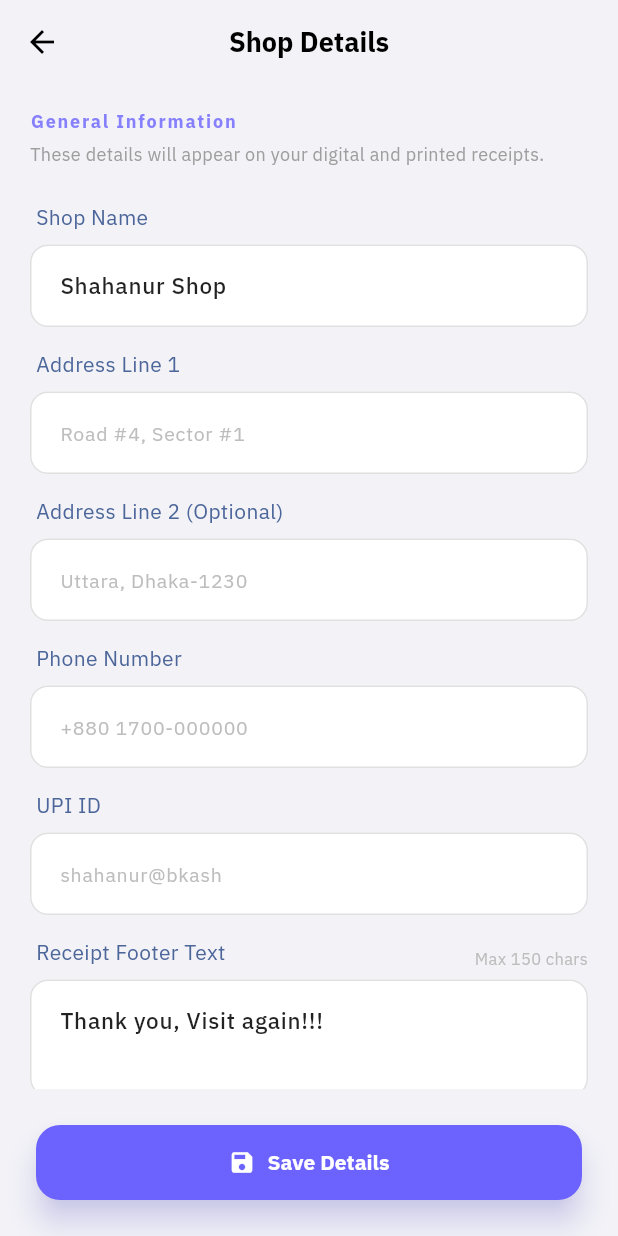
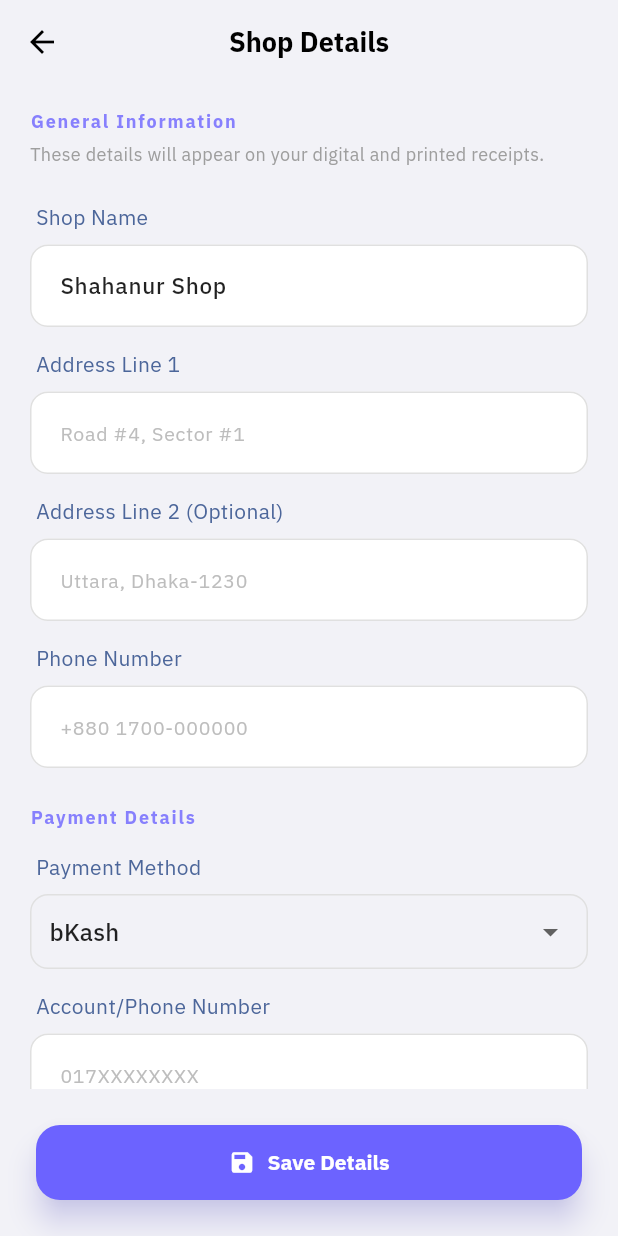
Before and after one commit to shahanuralamofficial/billing_app, a Flutter app: the SettingsPage screen opened by its route, after a tap on "Shop Details", on a phone screen of 412 x 824 dp. Run offline on Flutter 3.47's test engine with Material 3 defaults, Android fonts, the phone set to English and light mode, and no system bars; our stand-ins replace bloc, equatable, flutter_bloc, fpdart, get_it, go_router and 5 more; missing offline and left inert: app_settings, flutter_vibrate, mobile_scanner, print_bluetooth_thermal; accounts and stored records are empty.

Commit message:
feat: migrate UPI payments to mobile financial services (MFS)
Replace the generic UPI payment system with support for specific MFS providers common in Bangladesh (bKash, Nagad, and Rocket).

- **Domain & Data Models**:
    - Set 'bKash' as the default payment method in the repository.

- **Shop Management**:
    - Update `ShopDetailsPage` to include a dropdown for selecting the payment method (bKash, Nagad, Rocket).
    - Replace the UPI ID text field with an account/phone number input field.
    - Implement persistence for the selected MFS provider and number.

- **Checkout & Payments**:
    - Refactor `CheckoutPage` to dynamically generate payment QR codes based on the selected method.
    - Implement `_getQrData` to generate provider-specific deep links (`bkash://`, `nagad://`, `rocket://`) or fall back to a `tel:` link.
    - Update the UI to display the specific payment provider name in the scanning instructions.
    - Clean up layout spacing and remove unused code in the checkout view.

```diff
--- a/lib/features/shop/data/repositories/shop_repository_impl.dart
+++ b/lib/features/shop/data/repositories/shop_repository_impl.dart
@@ -22,7 +22,8 @@ class ShopRepositoryImpl implements ShopRepository {
             addressLine1: '',
             addressLine2: '',
             phoneNumber: '',
-            upiId: '',
+            paymentNumber: '',
+            paymentMethod: 'bKash',
             footerText: 'Thank you, Visit again!!!'));
       }
     } catch (e) {
--- a/lib/features/shop/domain/entities/shop.dart
+++ b/lib/features/shop/domain/entities/shop.dart
@@ -5,7 +5,8 @@ class Shop extends Equatable {
   final String addressLine1;
   final String addressLine2;
   final String phoneNumber;
-  final String upiId;
+  final String paymentNumber;
+  final String paymentMethod; // e.g., 'bKash', 'Nagad', 'Rocket'
   final String footerText;
 
   const Shop({
@@ -13,7 +14,8 @@ class Shop extends Equatable {
     this.addressLine1 = '',
     this.addressLine2 = '',
     this.phoneNumber = '',
-    this.upiId = '',
+    this.paymentNumber = '',
+    this.paymentMethod = 'bKash',
     this.footerText = '',
   });
 
@@ -22,7 +24,8 @@ class Shop extends Equatable {
     String? addressLine1,
     String? addressLine2,
     String? phoneNumber,
-    String? upiId,
+    String? paymentNumber,
+    String? paymentMethod,
     String? footerText,
   }) {
     return Shop(
@@ -30,12 +33,13 @@ class Shop extends Equatable {
       addressLine1: addressLine1 ?? this.addressLine1,
       addressLine2: addressLine2 ?? this.addressLine2,
       phoneNumber: phoneNumber ?? this.phoneNumber,
-      upiId: upiId ?? this.upiId,
+      paymentNumber: paymentNumber ?? this.paymentNumber,
+      paymentMethod: paymentMethod ?? this.paymentMethod,
       footerText: footerText ?? this.footerText,
     );
   }
 
   @override
   List<Object?> get props =>
-      [name, addressLine1, addressLine2, phoneNumber, upiId, footerText];
+      [name, addressLine1, addressLine2, phoneNumber, paymentNumber, paymentMethod, footerText];
 }
--- a/lib/features/shop/presentation/pages/shop_details_page.dart
+++ b/lib/features/shop/presentation/pages/shop_details_page.dart
@@ -21,8 +21,9 @@ class _ShopDetailsPageState extends State<ShopDetailsPage> {
   late TextEditingController _address1Controller;
   late TextEditingController _address2Controller;
   late TextEditingController _phoneController;
-  late TextEditingController _upiController;
+  late TextEditingController _paymentNumberController;
   late TextEditingController _footerController;
+  String _selectedPaymentMethod = 'bKash';
 
   @override
   void initState() {
@@ -31,7 +32,7 @@ class _ShopDetailsPageState extends State<ShopDetailsPage> {
     _address1Controller = TextEditingController();
     _address2Controller = TextEditingController();
     _phoneController = TextEditingController();
-    _upiController = TextEditingController();
+    _paymentNumberController = TextEditingController();
     _footerController = TextEditingController();
 
     // Load shop data
@@ -44,8 +45,11 @@ class _ShopDetailsPageState extends State<ShopDetailsPage> {
       _address1Controller.text = shop.addressLine1;
       _address2Controller.text = shop.addressLine2;
       _phoneController.text = shop.phoneNumber;
-      _upiController.text = shop.upiId;
+      _paymentNumberController.text = shop.paymentNumber;
       _footerController.text = shop.footerText;
+      setState(() {
+        _selectedPaymentMethod = shop.paymentMethod.isNotEmpty ? shop.paymentMethod : 'bKash';
+      });
     }
   }
 
@@ -55,7 +59,7 @@ class _ShopDetailsPageState extends State<ShopDetailsPage> {
     _address1Controller.dispose();
     _address2Controller.dispose();
     _phoneController.dispose();
-    _upiController.dispose();
+    _paymentNumberController.dispose();
     _footerController.dispose();
     super.dispose();
   }
@@ -67,7 +71,8 @@ class _ShopDetailsPageState extends State<ShopDetailsPage> {
         addressLine1: _address1Controller.text,
         addressLine2: _address2Controller.text,
         phoneNumber: _phoneController.text,
-        upiId: _upiController.text,
+        paymentNumber: _paymentNumberController.text,
+        paymentMethod: _selectedPaymentMethod,
         footerText: _footerController.text,
       );
 
@@ -151,13 +156,50 @@ class _ShopDetailsPageState extends State<ShopDetailsPage> {
                       keyboardType: TextInputType.phone,
                       validator: AppValidators.required('Required'),
                     ),
+                    const SizedBox(height: 24),
+                    Text('Payment Details',
+                        style: TextStyle(
+                          fontSize: 12,
+                          fontWeight: FontWeight.bold,
+                          letterSpacing: 1.2,
+                          color: AppTheme.primaryColor.withValues(alpha: 0.8),
+                        )),
                     const SizedBox(height: 15),
-                    const InputLabel(text: 'UPI ID'),
-                    _buildTextField(
-                      controller: _upiController,
-                      hint: 'shahanur@bkash',
+                    const InputLabel(text: 'Payment Method'),
+                    Container(
+                      padding: const EdgeInsets.symmetric(horizontal: 12),
+                      decoration: BoxDecoration(
+                        borderRadius: BorderRadius.circular(12),
+                        border: Border.all(color: Colors.grey[300]!),
+                      ),
+                      child: DropdownButtonHideUnderline(
+                        child: DropdownButton<String>(
+                          value: _selectedPaymentMethod,
+                          isExpanded: true,
+                          items: ['bKash', 'Nagad', 'Rocket']
+                              .map((String value) => DropdownMenuItem<String>(
+                                    value: value,
+                                    child: Text(value),
+                                  ))
+                              .toList(),
+                          onChanged: (String? newValue) {
+                            if (newValue != null) {
+                              setState(() {
+                                _selectedPaymentMethod = newValue;
+                              });
+                            }
+                          },
+                        ),
+                      ),
                     ),
                     const SizedBox(height: 15),
+                    const InputLabel(text: 'Account/Phone Number'),
+                    _buildTextField(
+                      controller: _paymentNumberController,
+                      hint: '017XXXXXXXX',
+                      keyboardType: TextInputType.phone,
+                    ),
+                    const SizedBox(height: 24),
                     Row(
                       mainAxisAlignment: MainAxisAlignment.spaceBetween,
                       children: [
```
Also changed, not shown: lib/features/billing/presentation/pages/checkout_page.dart (+24 -16 lines), lib/features/shop/data/models/shop_model.dart (+10 -4 lines).
